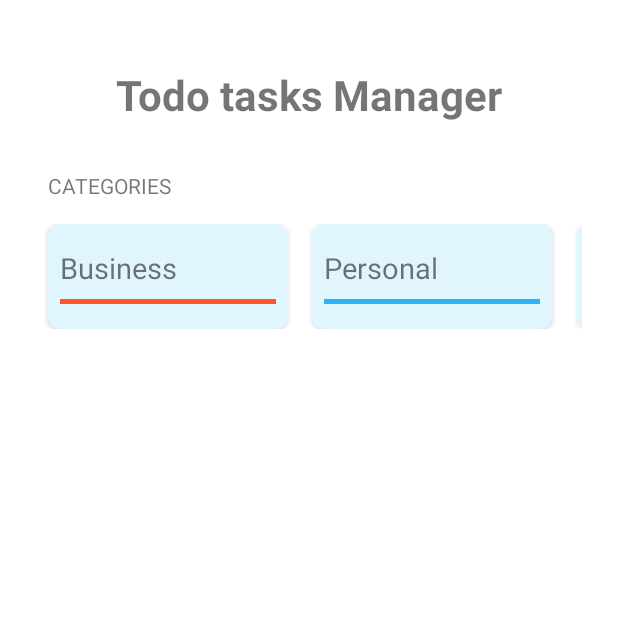
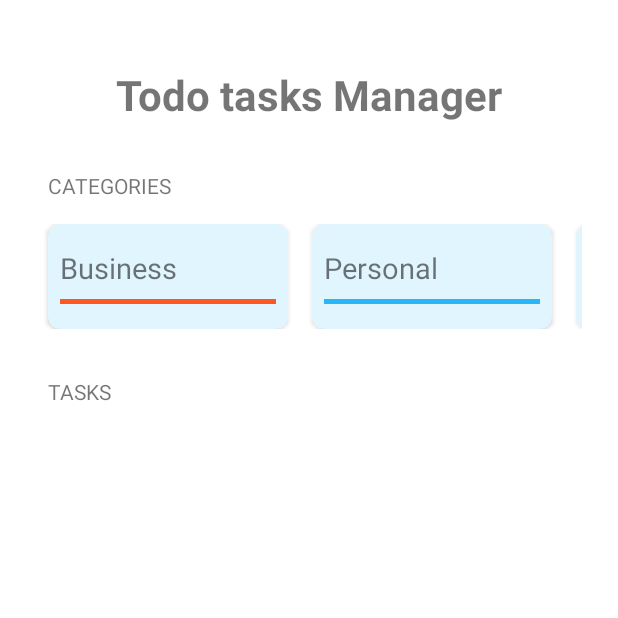
Before and after one commit to yonycalsin/todo-tasks-manager, an Android app: the screen it shows after launch (MainActivity), on a phone screen of 412 x 824 dp, the top half of it. Run offline under Robolectric (Android 15) with nearby library versions, the phone set to English and light mode, and no system bars.

Commit message:
refactor: add adapters and viewholders packages

```diff
--- a/app/src/main/java/com/yonycalsin/todotasksmanager/MainActivity.kt
+++ b/app/src/main/java/com/yonycalsin/todotasksmanager/MainActivity.kt
@@ -4,6 +4,8 @@ import androidx.appcompat.app.AppCompatActivity
 import android.os.Bundle
 import androidx.recyclerview.widget.LinearLayoutManager
 import androidx.recyclerview.widget.RecyclerView
+import com.yonycalsin.todotasksmanager.adapters.CategoriesAdapter
+import com.yonycalsin.todotasksmanager.models.TaskCategory
 
 class MainActivity : AppCompatActivity() {
 
@@ -17,6 +19,8 @@ class MainActivity : AppCompatActivity() {
 
     private lateinit var categoriesAdapter: CategoriesAdapter
 
+    private lateinit var recyclerViewTasks: RecyclerView
+
     override fun onCreate(savedInstanceState: Bundle?) {
         super.onCreate(savedInstanceState)
 
@@ -29,6 +33,8 @@ class MainActivity : AppCompatActivity() {
 
     private fun initComponents() {
         recyclerViewCategories = findViewById(R.id.recyclerViewCategories)
+
+        recyclerViewTasks = findViewById(R.id.recyclerViewTasks)
     }
 
     private fun initUI() {
--- a/app/src/main/java/com/yonycalsin/todotasksmanager/CategoriesAdapter.kt
+++ b/app/src/main/java/com/yonycalsin/todotasksmanager/adapters/CategoriesRecyclerViewAdapter.kt
@@ -1,8 +1,11 @@
-package com.yonycalsin.todotasksmanager
+package com.yonycalsin.todotasksmanager.adapters
 
 import android.view.LayoutInflater
 import android.view.ViewGroup
 import androidx.recyclerview.widget.RecyclerView
+import com.yonycalsin.todotasksmanager.viewholders.CategoriesViewHolder
+import com.yonycalsin.todotasksmanager.R
+import com.yonycalsin.todotasksmanager.models.TaskCategory
 
 class CategoriesAdapter(private val categories: List<TaskCategory>) :
     RecyclerView.Adapter<CategoriesViewHolder>() {
--- a/app/src/main/java/com/yonycalsin/todotasksmanager/TaskCategory.kt
+++ b/app/src/main/java/com/yonycalsin/todotasksmanager/models/TaskCategoryModel.kt
@@ -1,4 +1,4 @@
-package com.yonycalsin.todotasksmanager
+package com.yonycalsin.todotasksmanager.models
 
 sealed class TaskCategory {
     data object Personal : TaskCategory()
--- a/app/src/main/res/layout/activity_main.xml
+++ b/app/src/main/res/layout/activity_main.xml
@@ -20,6 +20,7 @@
         app:layout_constraintTop_toTopOf="parent" />
 
     <androidx.appcompat.widget.LinearLayoutCompat
+        android:id="@+id/linearLayoutCategories"
         android:layout_width="match_parent"
         android:layout_height="wrap_content"
         android:layout_marginTop="32dp"
@@ -32,10 +33,9 @@
             android:layout_width="wrap_content"
             android:layout_height="wrap_content"
             android:layout_marginHorizontal="32dp"
+            android:layout_marginBottom="16dp"
             android:text="Categories"
-            android:textAllCaps="true"
-            android:layout_marginBottom="16dp"
-            />
+            android:textAllCaps="true" />
 
         <androidx.recyclerview.widget.RecyclerView
             android:id="@+id/recyclerViewCategories"
@@ -44,4 +44,27 @@
             android:layout_marginHorizontal="24dp" />
 
     </androidx.appcompat.widget.LinearLayoutCompat>
+
+    <androidx.appcompat.widget.LinearLayoutCompat
+        android:layout_width="match_parent"
+        android:layout_height="wrap_content"
+        android:layout_marginTop="32dp"
+        android:orientation="vertical"
+        app:layout_constraintEnd_toEndOf="parent"
+        app:layout_constraintStart_toStartOf="parent"
+        app:layout_constraintTop_toBottomOf="@+id/linearLayoutCategories">
+
+        <TextView
+            android:layout_width="wrap_content"
+            android:layout_height="wrap_content"
+            android:layout_marginHorizontal="32dp"
+            android:layout_marginBottom="16dp"
+            android:text="Tasks"
+            android:textAllCaps="true" />
+
+        <androidx.recyclerview.widget.RecyclerView
+            android:id="@+id/recyclerViewTasks"
+            android:layout_width="match_parent"
+            android:layout_height="wrap_content" />
+    </androidx.appcompat.widget.LinearLayoutCompat>
 </androidx.constraintlayout.widget.ConstraintLayout>
```
Also changed, not shown: app/src/main/java/com/yonycalsin/todotasksmanager/viewholders/CategoriesRecyclerViewViewHolder.kt (renamed from app/src/main/java/com/yonycalsin/todotasksmanager/CategoriesViewHolder.kt, +12 -4 lines).
